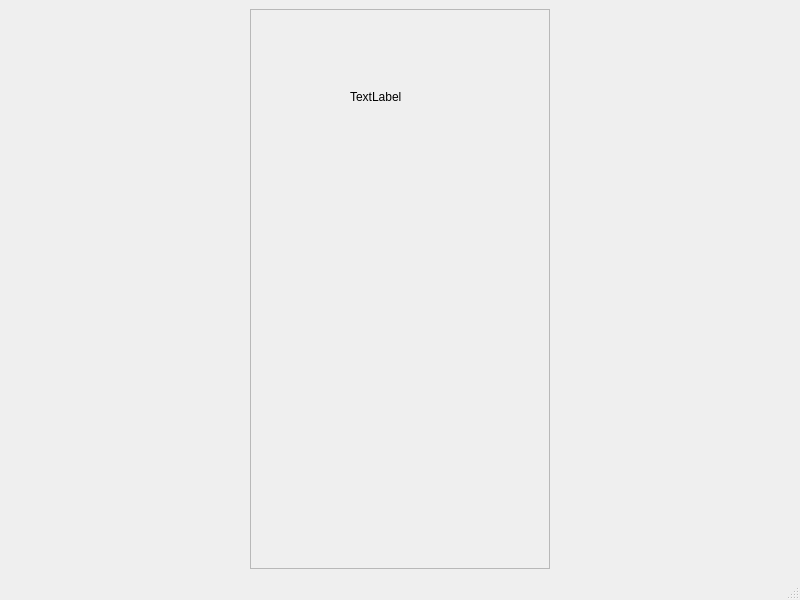
Above: src/mainwindow.ui from vgefanov/3DViewer-v1.0 before the change. Below: the same form after it.
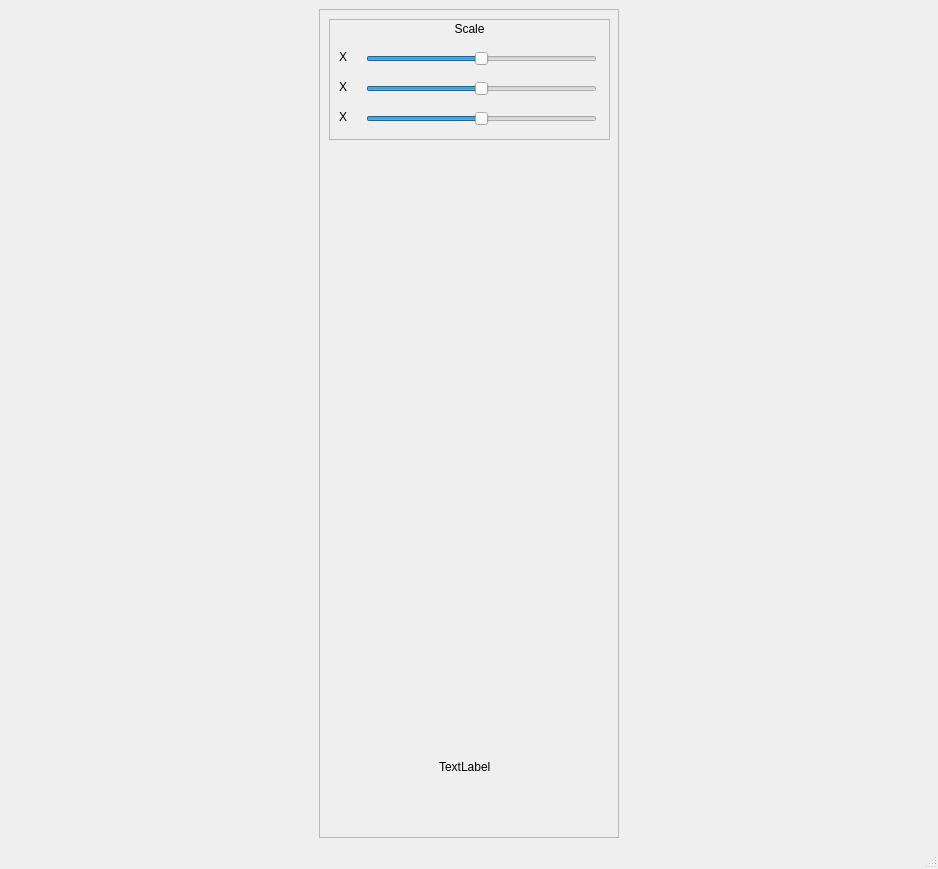
That is the form after the change.

The edit to the form file:
```diff
--- a/src/mainwindow.ui
+++ b/src/mainwindow.ui
@@ -6,8 +6,8 @@
    <rect>
     <x>0</x>
     <y>0</y>
-    <width>800</width>
-    <height>600</height>
+    <width>938</width>
+    <height>869</height>
    </rect>
   </property>
   <property name="baseSize">
@@ -44,11 +44,148 @@
       <property name="frameShadow">
        <enum>QFrame::Raised</enum>
       </property>
+      <widget class="QFrame" name="scaleFrame">
+       <property name="geometry">
+        <rect>
+         <x>10</x>
+         <y>10</y>
+         <width>281</width>
+         <height>121</height>
+        </rect>
+       </property>
+       <property name="frameShape">
+        <enum>QFrame::StyledPanel</enum>
+       </property>
+       <property name="frameShadow">
+        <enum>QFrame::Raised</enum>
+       </property>
+       <widget class="QLabel" name="label_2">
+        <property name="geometry">
+         <rect>
+          <x>10</x>
+          <y>0</y>
+          <width>261</width>
+          <height>20</height>
+         </rect>
+        </property>
+        <property name="text">
+         <string>Scale</string>
+        </property>
+        <property name="alignment">
+         <set>Qt::AlignCenter</set>
+        </property>
+       </widget>
+       <widget class="QLabel" name="label_4">
+        <property name="geometry">
+         <rect>
+          <x>10</x>
+          <y>30</y>
+          <width>21</width>
+          <height>16</height>
+         </rect>
+        </property>
+        <property name="text">
+         <string>X</string>
+        </property>
+       </widget>
+       <widget class="QSlider" name="horizontalSlider_2">
+        <property name="geometry">
+         <rect>
+          <x>37</x>
+          <y>27</y>
+          <width>231</width>
+          <height>25</height>
+         </rect>
+        </property>
+        <property name="maximum">
+         <number>100</number>
+        </property>
+        <property name="value">
+         <number>50</number>
+        </property>
+        <property name="sliderPosition">
+         <number>50</number>
+        </property>
+        <property name="orientation">
+         <enum>Qt::Horizontal</enum>
+        </property>
+       </widget>
+       <widget class="QLabel" name="label_5">
+        <property name="geometry">
+         <rect>
+          <x>10</x>
+          <y>60</y>
+          <width>21</width>
+          <height>16</height>
+         </rect>
+        </property>
+        <property name="text">
+         <string>X</string>
+        </property>
+       </widget>
+       <widget class="QSlider" name="horizontalSlider_3">
+        <property name="geometry">
+         <rect>
+          <x>37</x>
+          <y>57</y>
+          <width>231</width>
+          <height>25</height>
+         </rect>
+        </property>
+        <property name="maximum">
+         <number>100</number>
+        </property>
+        <property name="value">
+         <number>50</number>
+        </property>
+        <property name="sliderPosition">
+         <number>50</number>
+        </property>
+        <property name="orientation">
+         <enum>Qt::Horizontal</enum>
+        </property>
+       </widget>
+       <widget class="QSlider" name="horizontalSlider_4">
+        <property name="geometry">
+         <rect>
+          <x>37</x>
+          <y>87</y>
+          <width>231</width>
+          <height>25</height>
+         </rect>
+        </property>
+        <property name="maximum">
+         <number>100</number>
+        </property>
+        <property name="value">
+         <number>50</number>
+        </property>
+        <property name="sliderPosition">
+         <number>50</number>
+        </property>
+        <property name="orientation">
+         <enum>Qt::Horizontal</enum>
+        </property>
+       </widget>
+       <widget class="QLabel" name="label_6">
+        <property name="geometry">
+         <rect>
+          <x>10</x>
+          <y>90</y>
+          <width>21</width>
+          <height>16</height>
+         </rect>
+        </property>
+        <property name="text">
+         <string>X</string>
+        </property>
+       </widget>
+      </widget>
       <widget class="QLabel" name="label">
        <property name="geometry">
         <rect>
-         <x>100</x>
-         <y>80</y>
+         <x>120</x>
+         <y>750</y>
          <width>58</width>
          <height>16</height>
         </rect>
```
Left out of the diff: 2 changed lines with no effect on the pictures.
